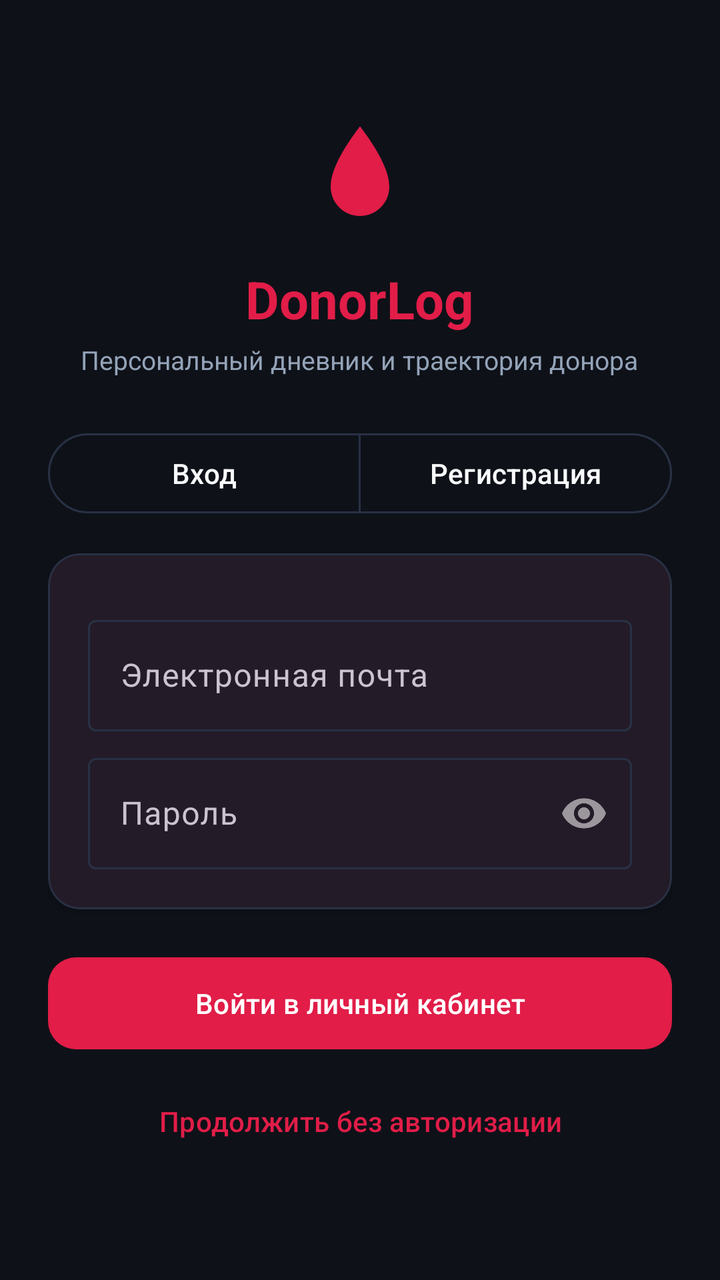
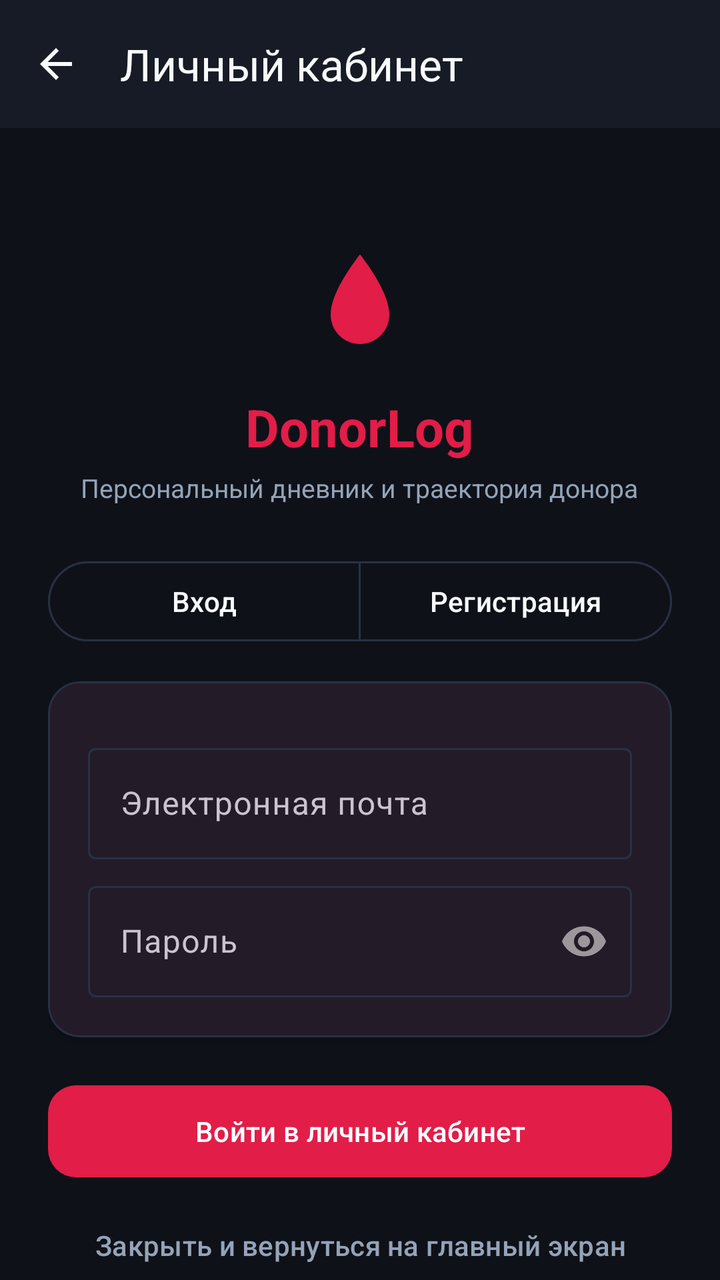

Compare the two renders of this Android layout. The source of the first and the diff that turns it into the second are given below.
<!-- AndroidManifest.xml: application theme Theme.DonorLog -->
<!-- res/layout/activity_auth.xml -->
<?xml version="1.0" encoding="utf-8"?>
<androidx.coordinatorlayout.widget.CoordinatorLayout
    xmlns:android="http://schemas.android.com/apk/res/android"
    xmlns:app="http://schemas.android.com/apk/res-auto"
    android:layout_width="match_parent"
    android:layout_height="match_parent"
    android:background="?android:attr/colorBackground">

    <androidx.core.widget.NestedScrollView
        android:layout_width="match_parent"
        android:layout_height="match_parent"
        android:fillViewport="true">

        <LinearLayout
            android:layout_width="match_parent"
            android:layout_height="wrap_content"
            android:orientation="vertical"
            android:padding="24dp"
            android:gravity="center_horizontal">

            
            <ImageView
                android:layout_width="64dp"
                android:layout_height="64dp"
                android:layout_marginTop="32dp"
                android:contentDescription="@string/app_name"
                android:src="@drawable/ic_blood_drop"
                app:tint="?attr/colorPrimary" />

            <TextView
                android:layout_width="wrap_content"
                android:layout_height="wrap_content"
                android:layout_marginTop="12dp"
                android:text="DonorLog"
                android:textColor="?attr/colorPrimary"
                android:textSize="26sp"
                android:textStyle="bold" />

            <TextView
                android:id="@+id/tvAuthSubtitle"
                android:layout_width="wrap_content"
                android:layout_height="wrap_content"
                android:layout_marginTop="4dp"
                android:text="Персональный дневник и траектория донора"
                android:textColor="@color/donor_text_secondary"
                android:textSize="13sp" />

            
            <com.google.android.material.button.MaterialButtonToggleGroup
                android:id="@+id/toggleGroupAuth"
                android:layout_width="match_parent"
                android:layout_height="wrap_content"
                android:layout_marginTop="24dp"
                app:singleSelection="true"
                app:selectionRequired="true">

                <com.google.android.material.button.MaterialButton
                    android:id="@+id/btnModeLogin"
                    style="?attr/materialButtonOutlinedStyle"
                    android:layout_width="0dp"
                    android:layout_height="wrap_content"
                    android:layout_weight="1"
                    android:text="Вход" />

                <com.google.android.material.button.MaterialButton
                    android:id="@+id/btnModeRegister"
                    style="?attr/materialButtonOutlinedStyle"
                    android:layout_width="0dp"
                    android:layout_height="wrap_content"
                    android:layout_weight="1"
                    android:text="Регистрация" />
            </com.google.android.material.button.MaterialButtonToggleGroup>

            
            <com.google.android.material.card.MaterialCardView
                android:layout_width="match_parent"
                android:layout_height="wrap_content"
                android:layout_marginTop="16dp"
                app:cardCornerRadius="16dp"
                app:cardElevation="2dp"
                app:cardBackgroundColor="@color/donor_surface_card"
                app:strokeColor="@color/donor_stroke_subtle"
                app:strokeWidth="1dp">

                <LinearLayout
                    android:layout_width="match_parent"
                    android:layout_height="wrap_content"
                    android:orientation="vertical"
                    android:padding="20dp">

                    
                    <com.google.android.material.textfield.TextInputLayout
                        android:id="@+id/tilFullName"
                        android:layout_width="match_parent"
                        android:layout_height="wrap_content"
                        android:hint="Фамилия Имя Отчество"
                        android:visibility="gone">

                        <com.google.android.material.textfield.TextInputEditText
                            android:id="@+id/etFullName"
                            android:layout_width="match_parent"
                            android:layout_height="wrap_content"
                            android:inputType="textPersonName" />
                    </com.google.android.material.textfield.TextInputLayout>

                    
                    <com.google.android.material.textfield.TextInputLayout
                        android:id="@+id/tilEmail"
                        android:layout_width="match_parent"
                        android:layout_height="wrap_content"
                        android:layout_marginTop="8dp"
                        android:hint="Электронная почта">

                        <com.google.android.material.textfield.TextInputEditText
                            android:id="@+id/etEmail"
                            android:layout_width="match_parent"
                            android:layout_height="wrap_content"
                            android:inputType="textEmailAddress" />
                    </com.google.android.material.textfield.TextInputLayout>

                    
                    <com.google.android.material.textfield.TextInputLayout
                        android:id="@+id/tilPassword"
                        android:layout_width="match_parent"
                        android:layout_height="wrap_content"
                        android:layout_marginTop="8dp"
                        android:hint="Пароль"
                        app:passwordToggleEnabled="true">

                        <com.google.android.material.textfield.TextInputEditText
                            android:id="@+id/etPassword"
                            android:layout_width="match_parent"
                            android:layout_height="wrap_content"
                            android:inputType="textPassword" />
                    </com.google.android.material.textfield.TextInputLayout>

                    
                    <LinearLayout
                        android:id="@+id/layoutMedicalProfile"
                        android:layout_width="match_parent"
                        android:layout_height="wrap_content"
                        android:orientation="vertical"
                        android:layout_marginTop="8dp"
                        android:visibility="gone">

                        
                        <TextView
                            android:layout_width="wrap_content"
                            android:layout_height="wrap_content"
                            android:layout_marginTop="8dp"
                            android:text="Основной регион донаций:"
                            android:textColor="@color/donor_text_secondary"
                            android:textSize="12sp"
                            android:textStyle="bold" />

                        <com.google.android.material.chip.ChipGroup
                            android:id="@+id/chipGroupRegion"
                            android:layout_width="match_parent"
                            android:layout_height="wrap_content"
                            android:layout_marginTop="4dp"
                            app:singleSelection="true"
                            app:selectionRequired="true">

                            <com.google.android.material.chip.Chip
                                android:id="@+id/chipRegionMoscow"
                                style="@style/Widget.Material3.Chip.Filter"
                                android:layout_width="wrap_content"
                                android:layout_height="wrap_content"
                                android:checked="true"
                                android:text="г. Москва" />

                            <com.google.android.material.chip.Chip
                                android:id="@+id/chipRegionOther"
                                style="@style/Widget.Material3.Chip.Filter"
                                android:layout_width="wrap_content"
                                android:layout_height="wrap_content"
                                android:text="Другой регион РФ" />
                        </com.google.android.material.chip.ChipGroup>

                        <TextView
                            android:id="@+id/tvRegionHint"
                            android:layout_width="match_parent"
                            android:layout_height="wrap_content"
                            android:layout_marginTop="4dp"
                            android:text="Выбор региона г. Москва активирует расчет траектории и региональных льгот «Почетный донор Москвы» по Закону № 70."
                            android:textColor="@color/donor_text_secondary"
                            android:textSize="11sp" />

                        
                        <TextView
                            android:layout_width="wrap_content"
                            android:layout_height="wrap_content"
                            android:layout_marginTop="10dp"
                            android:text="Группа крови и резус-фактор"
                            android:textColor="@color/donor_text_secondary"
                            android:textSize="12sp"
                            android:textStyle="bold" />

                        <com.google.android.material.chip.ChipGroup
                            android:id="@+id/chipGroupBlood"
                            android:layout_width="match_parent"
                            android:layout_height="wrap_content"
                            android:layout_marginTop="4dp"
                            app:singleSelection="true"
                            app:selectionRequired="true">

                            <com.google.android.material.chip.Chip
                                android:id="@+id/chipBloodO"
                                style="@style/Widget.Material3.Chip.Filter"
                                android:layout_width="wrap_content"
                                android:layout_height="wrap_content"
                                android:text="O (I)" />

                            <com.google.android.material.chip.Chip
                                android:id="@+id/chipBloodA"
                                style="@style/Widget.Material3.Chip.Filter"
                                android:layout_width="wrap_content"
                                android:layout_height="wrap_content"
                                android:checked="true"
                                android:text="A (II)" />

                            <com.google.android.material.chip.Chip
                                android:id="@+id/chipBloodB"
                                style="@style/Widget.Material3.Chip.Filter"
                                android:layout_width="wrap_content"
                                android:layout_height="wrap_content"
                                android:text="B (III)" />

                            <com.google.android.material.chip.Chip
                                android:id="@+id/chipBloodAB"
                                style="@style/Widget.Material3.Chip.Filter"
                                android:layout_width="wrap_content"
                                android:layout_height="wrap_content"
                                android:text="AB (IV)" />
                        </com.google.android.material.chip.ChipGroup>

                        <com.google.android.material.chip.ChipGroup
                            android:id="@+id/chipGroupRh"
                            android:layout_width="match_parent"
                            android:layout_height="wrap_content"
                            app:singleSelection="true"
                            app:selectionRequired="true">

                            <com.google.android.material.chip.Chip
                                android:id="@+id/chipRhPlus"
                                style="@style/Widget.Material3.Chip.Filter"
                                android:layout_width="wrap_content"
                                android:layout_height="wrap_content"
                                android:checked="true"
                                android:text="Rh+ (Положительный)" />

                            <com.google.android.material.chip.Chip
                                android:id="@+id/chipRhMinus"
                                style="@style/Widget.Material3.Chip.Filter"
                                android:layout_width="wrap_content"
                                android:layout_height="wrap_content"
                                android:text="Rh- (Отрицательный)" />
                        </com.google.android.material.chip.ChipGroup>
                    </LinearLayout>

                </LinearLayout>
            </com.google.android.material.card.MaterialCardView>

            
            <com.google.android.material.button.MaterialButton
                android:id="@+id/btnSubmitAuth"
                android:layout_width="match_parent"
                android:layout_height="54dp"
                android:layout_marginTop="20dp"
                android:text="Войти в личный кабинет"
                app:cornerRadius="14dp" />

            
            <com.google.android.material.button.MaterialButton
                android:id="@+id/btnLogout"
                style="@style/Widget.Material3.Button.OutlinedButton"
                android:layout_width="match_parent"
                android:layout_height="50dp"
                android:layout_marginTop="10dp"
                android:textColor="@color/status_red"
                app:strokeColor="@color/status_red"
                android:text="Выйти из аккаунта"
                android:visibility="gone"
                app:cornerRadius="14dp" />

            
            <com.google.android.material.button.MaterialButton
                android:id="@+id/btnGuestMode"
                style="@style/Widget.Material3.Button.TextButton"
                android:layout_width="wrap_content"
                android:layout_height="wrap_content"
                android:layout_marginTop="8dp"
                android:text="Продолжить без авторизации" />

        </LinearLayout>
    </androidx.core.widget.NestedScrollView>

</androidx.coordinatorlayout.widget.CoordinatorLayout>
<!-- resources referenced by this layout -->
<resources>
  <color name="donor_stroke_subtle">#283144</color>
  <color name="donor_surface_card">#161B26</color>
  <color name="donor_text_secondary">#94A3B8</color>
  <color name="status_red">#EF4444</color>
  <!-- drawable ic_blood_drop (drawable) -->
  <vector xmlns:android="http://schemas.android.com/apk/res/android"
      android:width="24dp"
      android:height="24dp"
      android:viewportWidth="24"
      android:viewportHeight="24">
      <path
          android:fillColor="#FF000000"
          android:pathData="M12,2.69L12,2.69C10.15,5.1 6.5,10.22 6.5,14c0,3.04 2.46,5.5 5.5,5.5s5.5,-2.46 5.5,-5.5c0,-3.78 -3.65,-8.9 -5.5,-11.31z"/>
  </vector>
  <string name="app_name">DonorLog</string>
  <style name="Theme.DonorLog" parent="Theme.Material3.Dark.NoActionBar">
          <item name="colorPrimary">@color/donor_ruby_mid</item>
          <item name="colorOnPrimary">#FFFFFF</item>
          <item name="colorPrimaryContainer">@color/donor_ruby_start</item>
          <item name="colorOnPrimaryContainer">#FFE4E8</item>
  
          <item name="colorSecondary">@color/donor_amber_warm</item>
          <item name="colorOnSecondary">#0E1118</item>
          <item name="colorSecondaryContainer">#1E2433</item>
          <item name="colorOnSecondaryContainer">@color/donor_text_primary</item>
  
          <item name="android:colorBackground">@color/donor_bg_canvas</item>
          <item name="colorSurface">@color/donor_surface_card</item>
          <item name="colorOnSurface">@color/donor_text_primary</item>
          <item name="colorOutline">@color/donor_stroke_subtle</item>
  
          <item name="android:textColorPrimary">@color/donor_text_primary</item>
          <item name="android:textColorSecondary">@color/donor_text_secondary</item>
  
          
          <item name="android:statusBarColor">@android:color/transparent</item>
          <item name="android:windowLightStatusBar">false</item>
          <item name="android:navigationBarColor">@color/donor_bg_canvas</item>
          <item name="android:windowLightNavigationBar">false</item>
      </style>
  <color name="donor_ruby_mid">#E11D48</color>
  <color name="donor_ruby_start">#9F1239</color>
  <color name="donor_amber_warm">#F59E0B</color>
  <color name="donor_text_primary">#F8FAFC</color>
  <color name="donor_bg_canvas">#0E1118</color>
</resources>

<!-- the commit's change to res/layout/activity_auth.xml (unified diff, before → after) -->
@@ -6,10 +6,28 @@
     android:layout_height="match_parent"
     android:background="?android:attr/colorBackground">
 
+    <com.google.android.material.appbar.AppBarLayout
+        android:layout_width="match_parent"
+        android:layout_height="wrap_content"
+        android:background="?attr/colorSurface">
+
+        <com.google.android.material.appbar.MaterialToolbar
+            android:id="@+id/toolbarAuth"
+            android:layout_width="match_parent"
+            android:layout_height="?attr/actionBarSize"
+            app:title="Личный кабинет"
+            app:titleTextColor="@color/donor_text_primary"
+            app:navigationIcon="@drawable/ic_arrow_back"
+            app:navigationIconTint="@color/donor_text_primary"
+            app:titleCentered="false" />
+
+    </com.google.android.material.appbar.AppBarLayout>
+
     <androidx.core.widget.NestedScrollView
         android:layout_width="match_parent"
         android:layout_height="match_parent"
-        android:fillViewport="true">
+        android:fillViewport="true"
+        app:layout_behavior="@string/appbar_scrolling_view_behavior">
 
         <LinearLayout
             android:layout_width="match_parent"
@@ -285,11 +303,21 @@
 
             
             <com.google.android.material.button.MaterialButton
+                android:id="@+id/btnBackToMain"
+                style="@style/Widget.Material3.Button.TextButton"
+                android:layout_width="wrap_content"
+                android:layout_height="wrap_content"
+                android:layout_marginTop="6dp"
+                android:textColor="@color/donor_text_secondary"
+                android:text="Закрыть и вернуться на главный экран" />
+
+            
+            <com.google.android.material.button.MaterialButton
                 android:id="@+id/btnGuestMode"
                 style="@style/Widget.Material3.Button.TextButton"
                 android:layout_width="wrap_content"
                 android:layout_height="wrap_content"
-                android:layout_marginTop="8dp"
+                android:layout_marginTop="4dp"
                 android:text="Продолжить без авторизации" />
 
         </LinearLayout>
<!-- resource entries referenced after the edit -->
@@ -4,6 +4,17 @@
   <color name="donor_surface_card">#161B26</color>
   <color name="donor_text_secondary">#94A3B8</color>
   <color name="status_red">#EF4444</color>
+  <!-- drawable ic_arrow_back (drawable) -->
+  <vector xmlns:android="http://schemas.android.com/apk/res/android"
+      android:width="24dp"
+      android:height="24dp"
+      android:viewportWidth="24"
+      android:viewportHeight="24"
+      android:tint="?attr/colorControlNormal">
+      <path
+          android:fillColor="@android:color/white"
+          android:pathData="M20,11H7.83l5.59,-5.59L12,4l-8,8 8,8 1.41,-1.41L7.83,13H20v-2z" />
+  </vector>
   <!-- drawable ic_blood_drop (drawable) -->
   <vector xmlns:android="http://schemas.android.com/apk/res/android"
       android:width="24dp"
